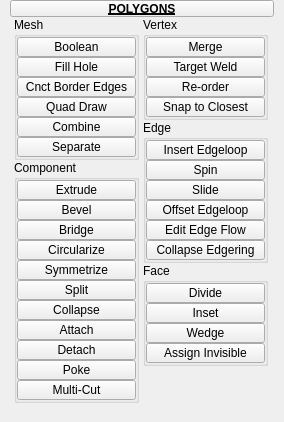
Qt form tentacle/ui/uiLevel_3/polygons.ui (m3trik/tentacle) before a commit.
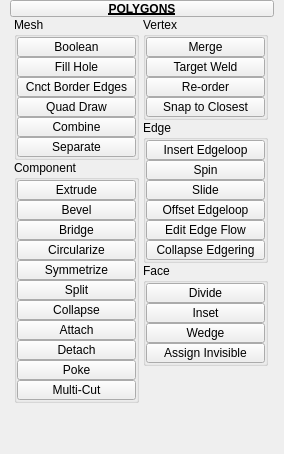
The same form after that commit. Custom widgets are drawn as their Qt base class.

Patch:
```diff
--- a/tentacle/ui/uiLevel_3/polygons.ui
+++ b/tentacle/ui/uiLevel_3/polygons.ui
@@ -10,7 +10,7 @@
     <x>0</x>
     <y>0</y>
     <width>284</width>
-    <height>422</height>
+    <height>454</height>
    </rect>
   </property>
   <property name="minimumSize">
```
